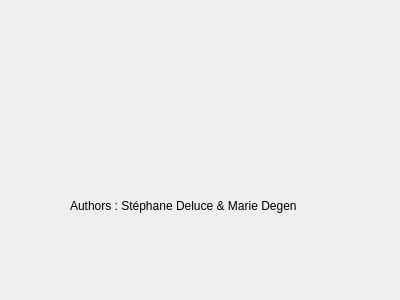
Above: aboutwindow.ui from mariedegen/QtProject before the change. Below: the same form after it.
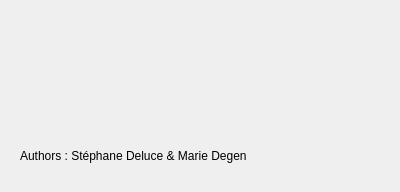
That is the form after the change. Icons and pictures are not drawn.

Patch:
```diff
--- a/aboutwindow.ui
+++ b/aboutwindow.ui
@@ -7,7 +7,7 @@
     <x>0</x>
     <y>0</y>
     <width>400</width>
-    <height>300</height>
+    <height>192</height>
    </rect>
   </property>
   <property name="windowTitle">
@@ -16,8 +16,8 @@
   <widget class="QLabel" name="label">
    <property name="geometry">
     <rect>
-     <x>70</x>
-     <y>190</y>
+     <x>20</x>
+     <y>140</y>
      <width>251</width>
      <height>31</height>
     </rect>
```
Left out of the diff: 44 changed lines with no effect on the pictures.
